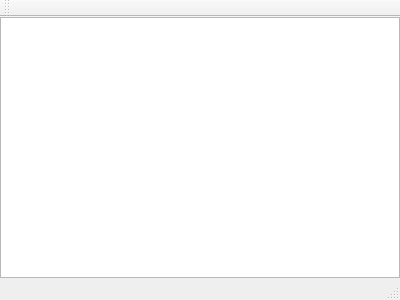
Old version of the form GraphicsFramework/MainWindow.ui in the repository dsbabkov/dev-qt.
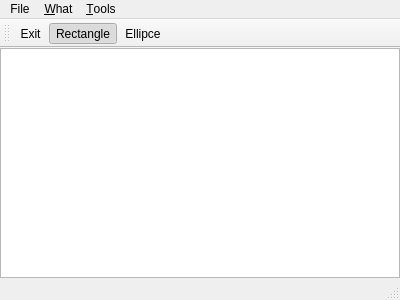
New version of the form. Icons and pictures are not drawn.

What changed in the file:
```diff
--- a/GraphicsFramework/MainWindow.ui
+++ b/GraphicsFramework/MainWindow.ui
@@ -41,6 +41,27 @@
      <height>21</height>
     </rect>
    </property>
+   <widget class="QMenu" name="menuFile">
+    <property name="title">
+     <string>File</string>
+    </property>
+    <addaction name="exitAct"/>
+   </widget>
+   <widget class="QMenu" name="menu_What">
+    <property name="title">
+     <string>&amp;What</string>
+    </property>
+    <addaction name="rectangleAct"/>
+    <addaction name="ellipceAct"/>
+   </widget>
+   <widget class="QMenu" name="menu_Tools">
+    <property name="title">
+     <string>&amp;Tools</string>
+    </property>
+   </widget>
+   <addaction name="menuFile"/>
+   <addaction name="menu_What"/>
+   <addaction name="menu_Tools"/>
   </widget>
   <widget class="QToolBar" name="mainToolBar">
    <attribute name="toolBarArea">
@@ -49,8 +70,47 @@
    <attribute name="toolBarBreak">
     <bool>false</bool>
    </attribute>
+   <addaction name="exitAct"/>
+   <addaction name="rectangleAct"/>
+   <addaction name="ellipceAct"/>
   </widget>
   <widget class="QStatusBar" name="statusBar"/>
+  <action name="exitAct">
+   <property name="icon">
+    <iconset resource="images.qrc">
+     <normaloff>:/Images/iconExit.ico</normaloff>:/Images/iconExit.ico</iconset>
+   </property>
+   <property name="text">
+    <string>&amp;Exit</string>
+   </property>
+  </action>
+  <action name="rectangleAct">
+   <property name="checkable">
+    <bool>true</bool>
+   </property>
+   <property name="checked">
+    <bool>true</bool>
+   </property>
+   <property name="icon">
+    <iconset resource="images.qrc">
+     <normaloff>:/Images/IconRect.ico</normaloff>:/Images/IconRect.ico</iconset>
+   </property>
+   <property name="text">
+    <string>&amp;Rectangle</string>
+   </property>
+  </action>
+  <action name="ellipceAct">
+   <property name="checkable">
+    <bool>true</bool>
+   </property>
+   <property name="icon">
+    <iconset resource="images.qrc">
+     <normaloff>:/Images/IconEllipse.ico</normaloff>:/Images/IconEllipse.ico</iconset>
+   </property>
+   <property name="text">
+    <string>&amp;Ellipce</string>
+   </property>
+  </action>
  </widget>
  <layoutdefault spacing="6" margin="11"/>
  <resources/>
```
Left out of the diff: 25 changed lines with no effect on the pictures.
